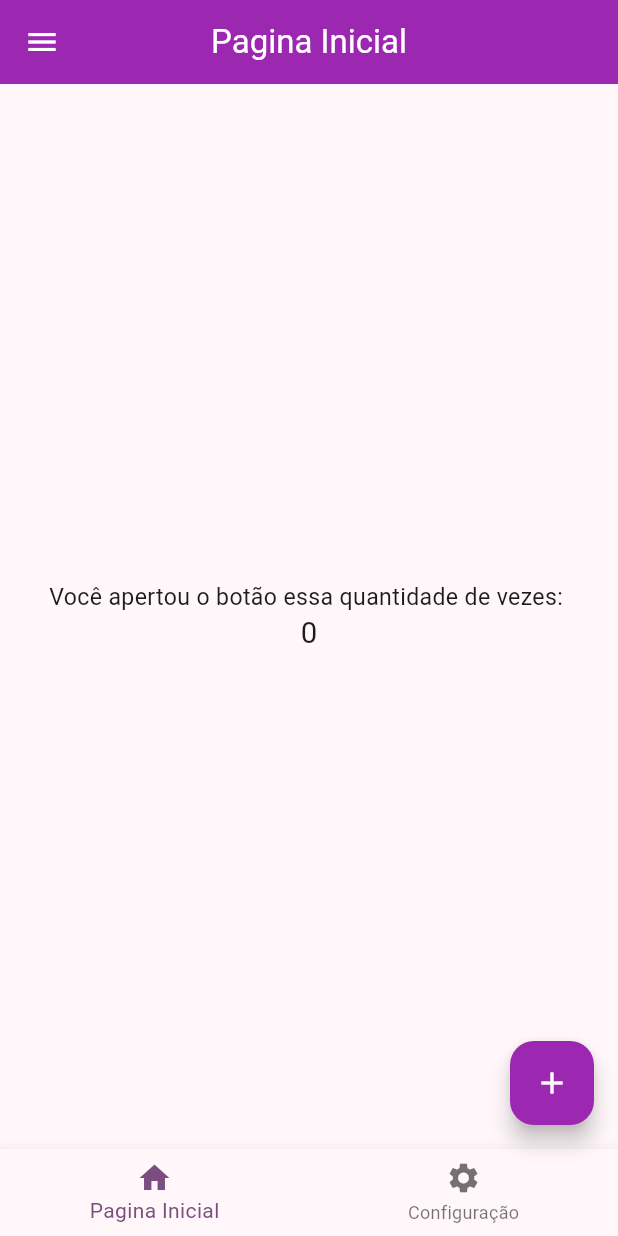
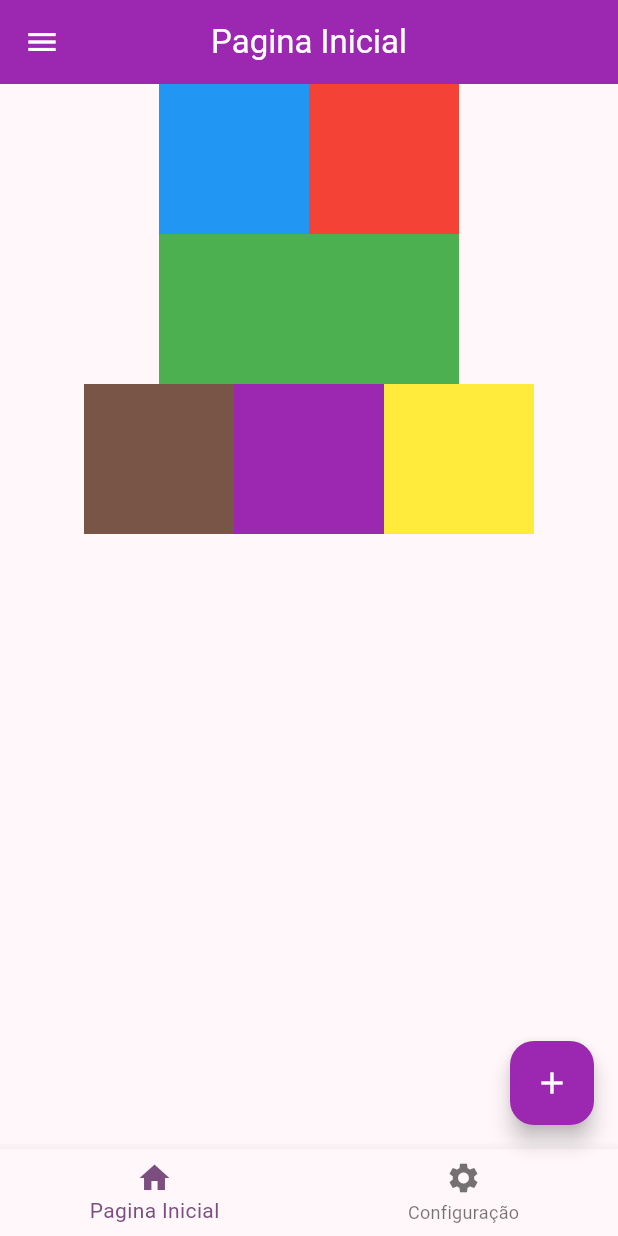
Before and after one commit to AlvaroJosePassos/Primeiro_app, a Flutter app: the screen it shows after launch, on a phone screen of 412 x 824 dp. Run offline on Flutter 3.47's test engine with Material 2 defaults, Android fonts, the light colour scheme and no system bars.

Commit message:
Adição de blocos

```diff
--- a/lib/main.dart
+++ b/lib/main.dart
@@ -85,21 +85,49 @@ class _MyHomePageState extends State<MyHomePage> {
             ],
           ),
         ),
-        body: Center(
-          child: Column(
-            mainAxisAlignment: MainAxisAlignment.center,
-            children: <Widget>[
-              const Text(
-                'Você apertou o botão essa quantidade de vezes: ',
-                textScaleFactor: 1.1,
-              ),
-              Text(
-                '$_counter',
-                style: Theme.of(context).textTheme.headlineMedium,
-                textScaleFactor: 0.7,
-              ),
-            ],
-          ),
+        body: Column(
+          children: [
+            Row(
+              mainAxisAlignment: MainAxisAlignment.center,
+              children: [
+                Container(
+                  width: 100,
+                  height: 100,
+                  color: Colors.blue,
+                ),
+                Container(
+                  width: 100,
+                  height: 100,
+                  color: Colors.red,
+                )
+              ],
+            ),
+            Container(
+              width: 200,
+              height: 100,
+              color: Colors.green,
+            ),
+            Row(
+              mainAxisAlignment: MainAxisAlignment.center,
+              children: [
+                Container(
+                  width: 100,
+                  height: 100,
+                  color: Colors.brown,
+                ),
+                Container(
+                  width: 100,
+                  height: 100,
+                  color: Colors.purple,
+                ),
+                Container(
+                  width: 100,
+                  height: 100,
+                  color: Colors.yellow,
+                )
+              ],
+            )
+          ],
         ),
         bottomNavigationBar: BottomNavigationBar(
           items: [
```
